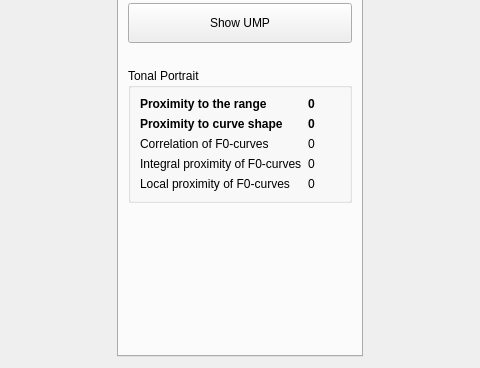
This is graphswindow.ui in zhitko/inton-trainer as Qt 5 draws it before an edit; both pictures show x 347 to 827 and y 240 to 608 of the 1175 by 608 pixel window. The edited form follows.
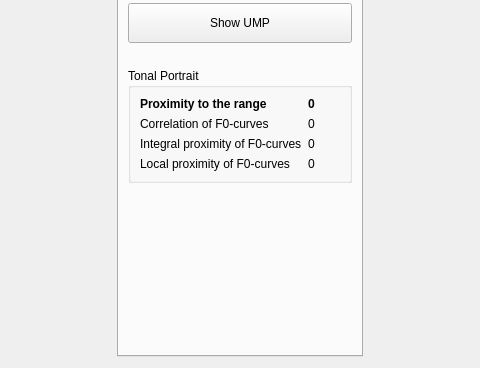
This is the edited form. Icons and pictures are not drawn.

```diff
--- a/graphswindow.ui
+++ b/graphswindow.ui
@@ -207,64 +207,44 @@
              <widget class="QLabel" name="label_13">
               <property name="font">
                <font>
-                <weight>75</weight>
-                <bold>true</bold>
+                <weight>50</weight>
+                <bold>false</bold>
                </font>
               </property>
-              <property name="text">
-               <string>Proximity to curve shape</string>
-              </property>
-             </widget>
-            </item>
-            <item row="1" column="1">
-             <widget class="QLabel" name="totalPs">
-              <property name="font">
-               <font>
-                <weight>75</weight>
-                <bold>true</bold>
-               </font>
-              </property>
-              <property name="text">
-               <string>0</string>
-              </property>
-             </widget>
-            </item>
-            <item row="2" column="0">
-             <widget class="QLabel" name="label">
               <property name="text">
                <string>Correlation of F0-curves</string>
               </property>
              </widget>
             </item>
-            <item row="2" column="1">
+            <item row="1" column="1">
              <widget class="QLabel" name="totalC">
               <property name="text">
                <string>0</string>
               </property>
              </widget>
             </item>
-            <item row="3" column="0">
-             <widget class="QLabel" name="label_2">
+            <item row="2" column="0">
+             <widget class="QLabel" name="totalItitle">
               <property name="text">
                <string>Integral proximity of F0-curves</string>
               </property>
              </widget>
             </item>
-            <item row="3" column="1">
+            <item row="2" column="1">
              <widget class="QLabel" name="totalI">
               <property name="text">
                <string>0</string>
               </property>
              </widget>
             </item>
-            <item row="4" column="0">
-             <widget class="QLabel" name="label_11">
+            <item row="3" column="0">
+             <widget class="QLabel" name="totalLtitle">
               <property name="text">
                <string>Local proximity of F0-curves</string>
               </property>
              </widget>
             </item>
-            <item row="4" column="1">
+            <item row="3" column="1">
              <widget class="QLabel" name="totalL">
               <property name="text">
                <string>0</string>
```
Left out of the diff: 2 changed lines with no effect on the pictures.
